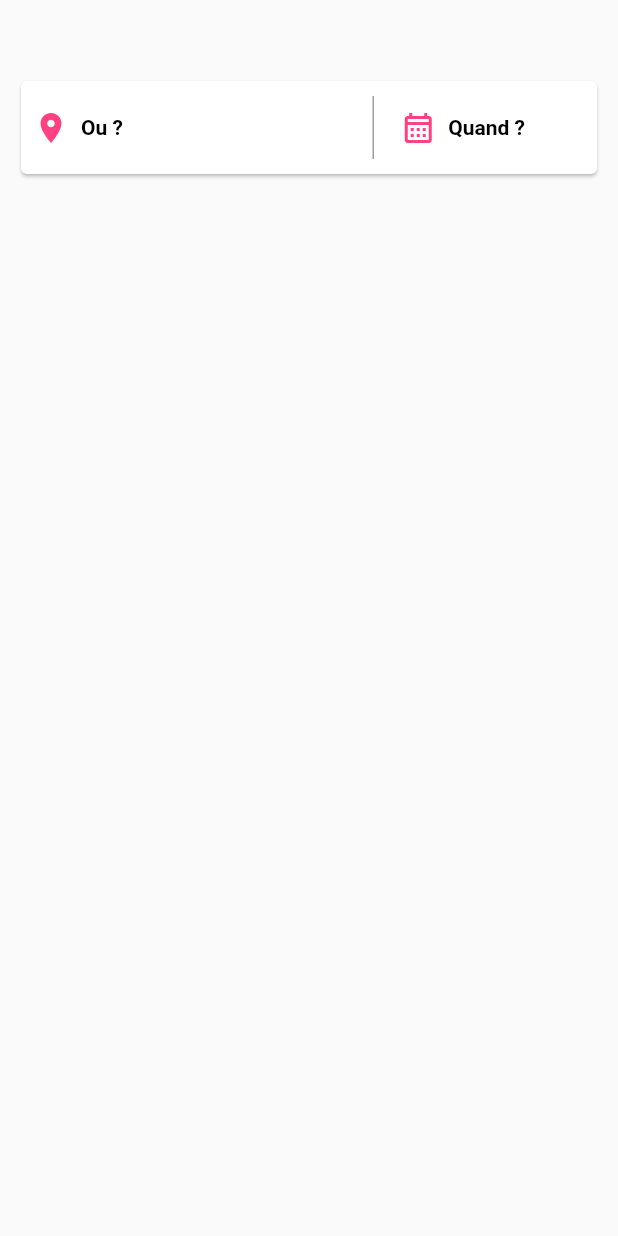
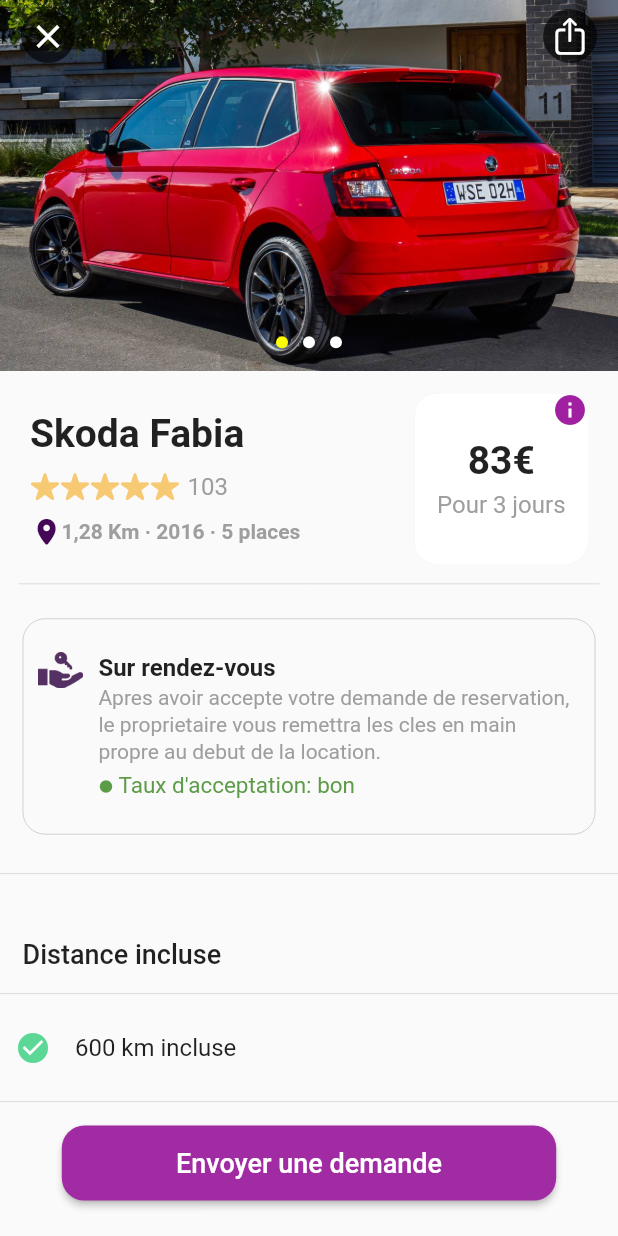
Before and after one commit to Moustapha918/general-drive-mobile, a Flutter app: the screen it shows after launch, on a phone screen of 412 x 824 dp. Run offline on Flutter 3.47's test engine with Material 2 defaults, Android fonts, the phone set to English and light mode, and no system bars; drawn by our look-alikes of carousel_slider; our stand-ins replace flutter_dotenv, multi_select_flutter.

Commit message:
Car details screen

```diff
--- a/lib/main.dart
+++ b/lib/main.dart
@@ -1,43 +1,29 @@
 import 'package:deyd_kata_flutter/filter_vehicle_notifier.dart';
+import 'package:deyd_kata_flutter/vehicule_data.dart';
 import 'package:flutter/material.dart';
 import 'package:provider/provider.dart';
 import 'home.dart';
 import 'package:flutter_dotenv/flutter_dotenv.dart';
 
 Future main() async {
-  // To load the .env file contents into dotenv.
-  // NOTE: fileName defaults to .env and can be omitted in this case.
-  // Ensure that the filename corresponds to the path in step 1 and 2.
   await dotenv.load(fileName: ".env");
-  //runApp(const MyApp());
+
   runApp(MultiProvider(providers: [
     ChangeNotifierProvider(create: (_) => FilterVehicleNotfier())
   ], child: const MyApp()));
 }
-// void main() {
-//   runApp(const MyApp());
-// }
 
 class MyApp extends StatelessWidget {
   const MyApp({Key? key}) : super(key: key);
 
-  // This widget is the root of your application.
   @override
   Widget build(BuildContext context) {
     return MaterialApp(
+      debugShowCheckedModeBanner: false,
       theme: ThemeData(
-        // This is the theme of your application.
-        //
-        // Try running your application with "flutter run". You'll see the
-        // application has a blue toolbar. Then, without quitting the app, try
-        // changing the primarySwatch below to Colors.green and then invoke
-        // "hot reload" (press "r" in the console where you ran "flutter run",
-        // or simply save your changes to "hot reload" in a Flutter IDE).
-        // Notice that the counter didn't reset back to zero; the application
-        // is not restarted.
         primarySwatch: Colors.blue,
       ),
-      home: const RootPage(),
+      home: true ? const VehiculeData() : const RootPage(),
     );
   }
 }
--- /dev/null
+++ b/lib/vehicule_data.dart
@@ -0,0 +1,236 @@
+import 'package:carousel_slider/carousel_slider.dart';
+import 'package:flutter/cupertino.dart';
+import 'package:flutter/material.dart';
+
+class VehiculeData extends StatefulWidget {
+  const VehiculeData({Key? key}) : super(key: key);
+
+  @override
+  State<VehiculeData> createState() => _VehiculeDataState();
+}
+
+class _VehiculeDataState extends State<VehiculeData> {
+  int _index = 0;
+
+  @override
+  Widget build(BuildContext context) {
+    final size = MediaQuery.of(context).size;
+    return SafeArea(
+        child: Scaffold(
+            body: SingleChildScrollView(
+                child: Column(children: [
+      SizedBox(
+        width: size.width,
+        height: size.height * .3,
+        child: Stack(
+          fit: StackFit.expand,
+          children: [
+            CarouselSlider(
+                options: CarouselOptions(
+                    onPageChanged: (index, reason) {
+                      setState(() {
+                        _index = index;
+                      });
+                    },
+                    viewportFraction: 1.1,
+                    disableCenter: true),
+                items: [0, 1, 2]
+                    .map((e) => Image.asset('assets/images/skoda.jpg',
+                        fit: BoxFit.cover))
+                    .toList()),
+            Padding(
+              padding: const EdgeInsets.only(bottom: 15),
+              child: Align(
+                  alignment: Alignment.bottomCenter,
+                  child: Row(
+                      mainAxisAlignment: MainAxisAlignment.center,
+                      children: [0, 1, 2]
+                          .map((e) => Padding(
+                              padding:
+                                  const EdgeInsets.symmetric(horizontal: 5),
+                              child: CircleAvatar(
+                                  backgroundColor: _index == e
+                                      ? Colors.yellowAccent
+                                      : Colors.white,
+                                  maxRadius: 4)))
+                          .toList())),
+            ),
+            _ActionButton(
+                icon: Icons.close,
+                onPressed: () {},
+                position: Alignment.topLeft),
+            _ActionButton(
+                icon: CupertinoIcons.share,
+                onPressed: () {},
+                position: Alignment.topRight)
+          ],
+        ),
+      ),
+      Padding(
+          padding: const EdgeInsets.only(top: 15, left: 20, right: 20),
+          child: Row(children: [
+            Column(crossAxisAlignment: CrossAxisAlignment.start, children: [
+              const Text('Skoda Fabia',
+                  style: TextStyle(fontSize: 26, fontWeight: FontWeight.bold)),
+              const SizedBox(height: 10),
+              Row(children: [
+                ...List.generate(
+                    5,
+                    (index) => const Icon(CupertinoIcons.star_fill,
+                        color: Color(0xFFF7C973), size: 20)),
+                const SizedBox(width: 5),
+                const Text(
+                  '103',
+                  style: TextStyle(fontSize: 16, color: Colors.grey),
+                )
+              ]),
+              const SizedBox(height: 10),
+              Row(
+                children: const [
+                  SizedBox(width: 1),
+                  Icon(CupertinoIcons.location_solid,
+                      color: Color(0xFF450857), size: 20),
+                  Text('1,28 Km · 2016 · 5 places',
+                      style: TextStyle(
+                          color: Colors.grey, fontWeight: FontWeight.w600))
+                ],
+              )
+            ]),
+            const Spacer(),
+            Stack(
+              children: [
+                Container(
+                    padding: const EdgeInsets.symmetric(
+                        vertical: 30, horizontal: 15),
+                    decoration: BoxDecoration(
+                        color: Colors.white,
+                        borderRadius: BorderRadius.circular(15),
+                        boxShadow: [
+                          BoxShadow(color: Colors.black.withOpacity(0.1))
+                        ]),
+                    child: Column(children: const [
+                      Text('83€',
+                          style: TextStyle(
+                              fontSize: 26, fontWeight: FontWeight.bold)),
+                      SizedBox(height: 5),
+                      Text(
+                        'Pour 3 jours',
+                        style: TextStyle(color: Colors.grey, fontSize: 16),
+                      )
+                    ])),
+                const Positioned(
+                    right: 0,
+                    top: -1,
+                    child: Icon(Icons.info, color: Color(0xFFA020A1))),
+              ],
+            )
+          ])),
+      const SizedBox(height: 5),
+      SizedBox(width: size.width * .94, child: const Divider()),
+      const SizedBox(height: 15),
+      Container(
+        width: size.width,
+        margin: const EdgeInsets.symmetric(horizontal: 15),
+        padding: const EdgeInsets.symmetric(horizontal: 10, vertical: 22),
+        decoration: BoxDecoration(
+            borderRadius: BorderRadius.circular(15),
+            border:
+                Border.all(color: Colors.grey.withOpacity(0.5), width: 0.6)),
+        child: Row(
+          crossAxisAlignment: CrossAxisAlignment.start,
+          children: [
+            Image.asset('assets/icons/key_icon.png',
+                width: 30, color: const Color(0xFF553163)),
+            const SizedBox(width: 10),
+            const Flexible(
+              child: Text.rich(TextSpan(children: [
+                TextSpan(
+                    text: 'Sur rendez-vous\n',
+                    style: TextStyle(
+                        fontSize: 16,
+                        fontWeight: FontWeight.w600,
+                        height: 1.3)),
+                TextSpan(
+                    text:
+                        'Apres avoir accepte votre demande de reservation, le proprietaire vous remettra les cles en main propre au debut de la location.\n',
+                    style: TextStyle(color: Colors.grey, height: 1.3)),
+                TextSpan(style: TextStyle(color: Color(0xFF5C9B47)), children: [
+                  WidgetSpan(
+                      alignment: PlaceholderAlignment.middle,
+                      child: Icon(Icons.circle,
+                          size: 10, color: Color(0xFF5C9B47))),
+                  TextSpan(
+                      text: " Taux d'acceptation: bon",
+                      style: TextStyle(height: 1.6, fontSize: 15))
+                ])
+              ])),
+            ),
+          ],
+        ),
+      ),
+      const SizedBox(height: 18),
+      const Divider(),
+      const SizedBox(height: 35),
+      const Padding(
+          padding: EdgeInsets.only(left: 15),
+          child: Align(
+              alignment: Alignment.centerLeft,
+              child: Text(
+                'Distance incluse',
+                style: TextStyle(fontWeight: FontWeight.w500, fontSize: 18),
+              ))),
+      const SizedBox(height: 8),
+      const Divider(),
+      const ListTile(
+        leading: Icon(Icons.check_circle, color: Color(0xFF5CD796)),
+        minVerticalPadding: 0,
+        contentPadding: EdgeInsets.only(left: 10),
+        horizontalTitleGap: 0,
+        title: Text('600 km incluse'),
+      ),
+      const Divider(),
+      const SizedBox(height: 8),
+      SizedBox(
+        width: size.width * .8,
+        height: 50,
+        child: ElevatedButton(
+            onPressed: () {},
+            style: ElevatedButton.styleFrom(
+                shape: RoundedRectangleBorder(
+                    borderRadius: BorderRadius.circular(15)),
+                backgroundColor: const Color(0xFFA12BA2)),
+            child: const Text(
+              'Envoyer une demande',
+              style: TextStyle(fontSize: 18, fontWeight: FontWeight.w500),
+            )),
+      ),
+      const SizedBox(height: 15)
+    ]))));
+  }
+}
+
+class _ActionButton extends StatelessWidget {
+  final IconData icon;
+  final VoidCallback onPressed;
+  final AlignmentGeometry position;
+  const _ActionButton(
+      {Key? key,
+      required this.icon,
+      required this.onPressed,
+      required this.position})
+      : super(key: key);
+
+  @override
+  Widget build(BuildContext context) {
+    return Align(
+        alignment: position,
+        child: TextButton(
+            style: TextButton.styleFrom(
+                padding: EdgeInsets.zero,
+                alignment: Alignment.center,
+                shape: const CircleBorder(),
+                backgroundColor: Colors.black.withOpacity(0.65)),
+            onPressed: () {},
+            child: Icon(icon, color: Colors.white, size: 26)));
+  }
+}
```
Also changed, not shown: pubspec.yaml (+10 -17 lines), assets/icons/key_icon.png (added), assets/images/skoda.jpg (added).
